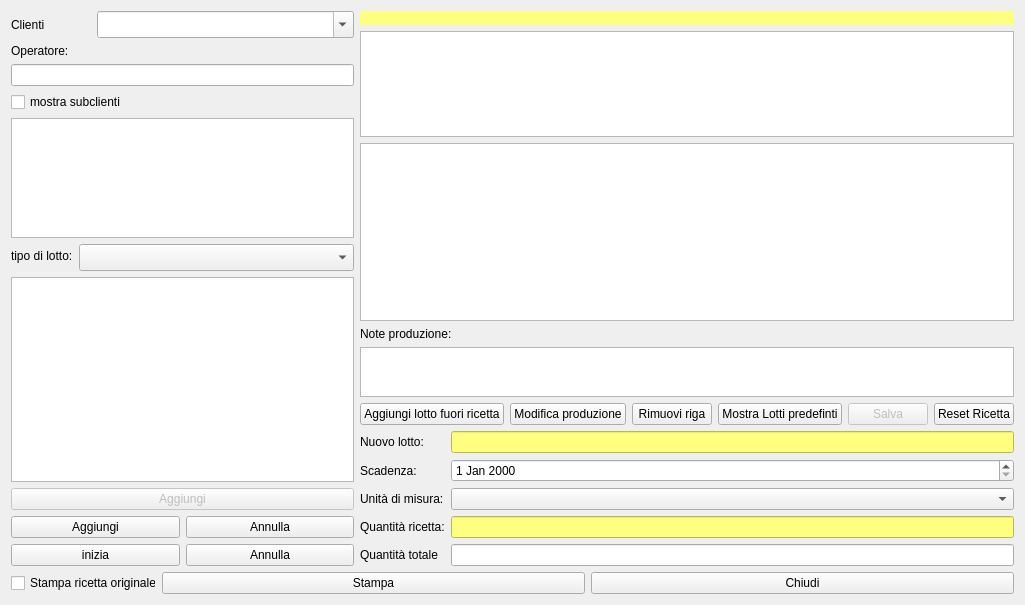
Old version of the form hproduction.ui in the repository fblabs/hamlet-mod-sancon.
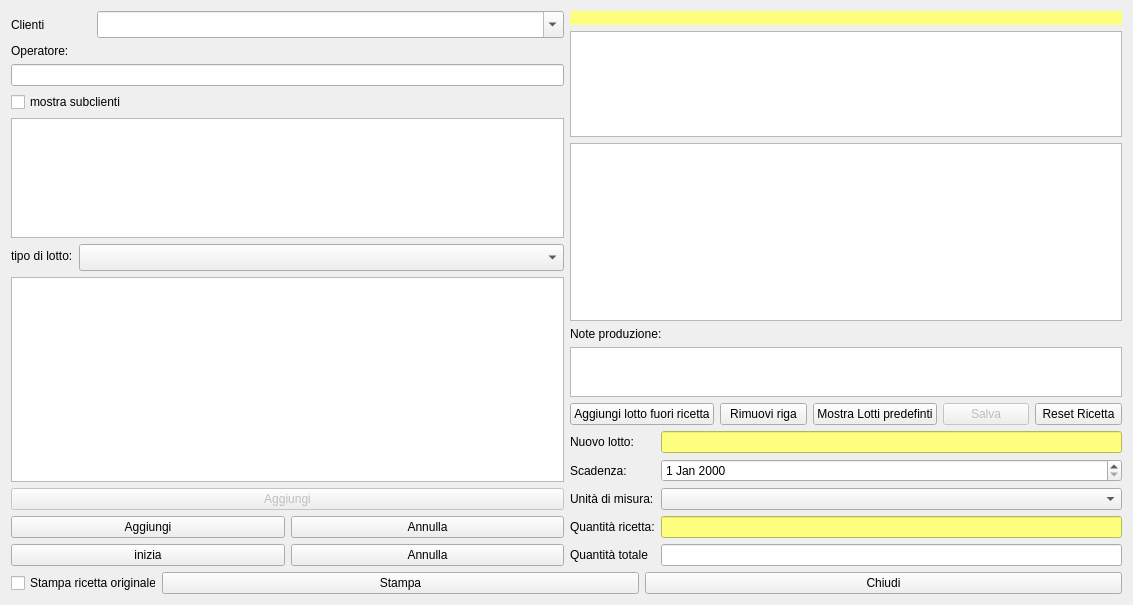
New version of the form. Icons and pictures are not drawn.

The edit to the form file:
```diff
--- a/hproduction.ui
+++ b/hproduction.ui
@@ -12,7 +12,7 @@
    <rect>
     <x>0</x>
     <y>0</y>
-    <width>1025</width>
+    <width>1133</width>
     <height>605</height>
    </rect>
   </property>
@@ -369,23 +369,6 @@
            </property>
           </widget>
          </item>
-         <item>
-          <widget class="QPushButton" name="pushButton_8">
-           <property name="text">
-            <string>Modifica produzione</string>
-           </property>
-           <property name="icon">
-            <iconset resource="icons.qrc">
-             <normaloff>:/Resources/Pencil.PNG</normaloff>:/Resources/Pencil.PNG</iconset>
-           </property>
-           <property name="iconSize">
-            <size>
-             <width>32</width>
-             <height>32</height>
-            </size>
-           </property>
-          </widget>
-         </item>
          <item>
           <widget class="QPushButton" name="pushButton_2">
            <property name="text">
```
